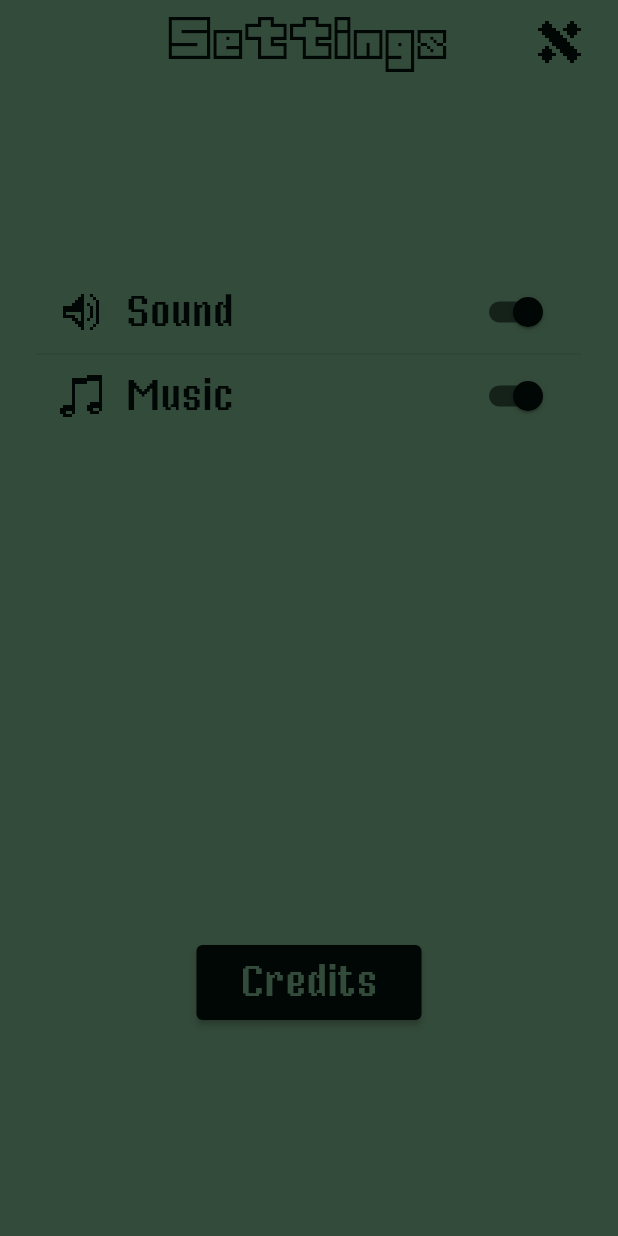
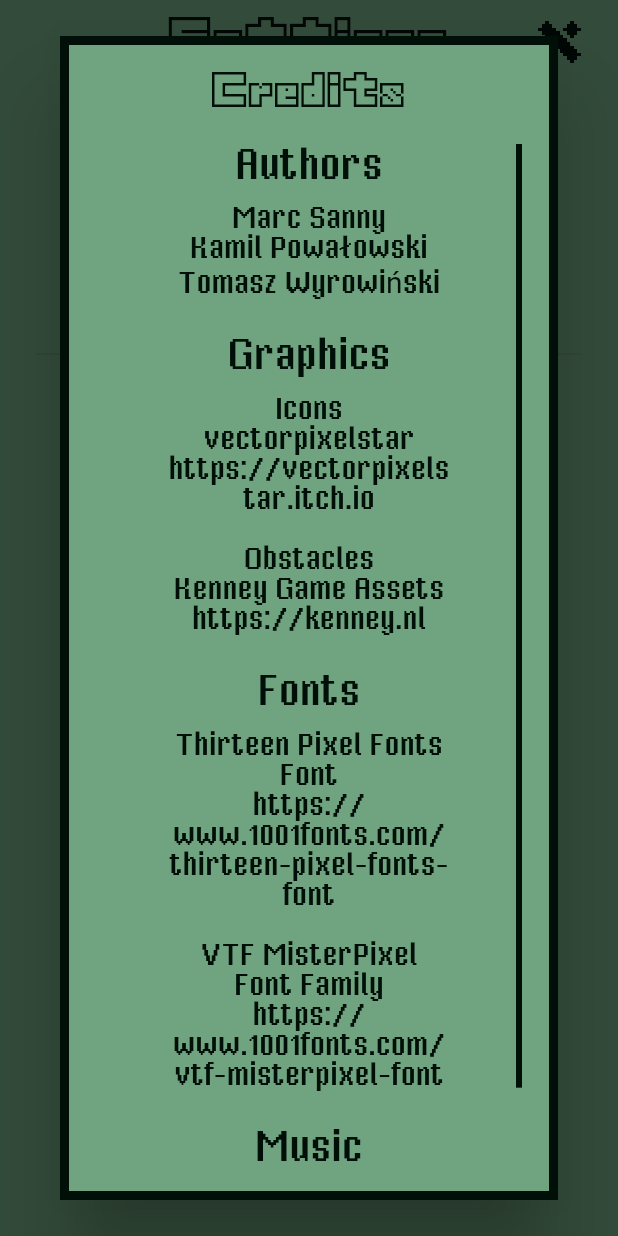
Before and after one commit to eterkit/bit-swap, a Flutter app: the SettingsScreen screen opened by its route, after a tap on "Credits", on a phone screen of 412 x 824 dp. Run offline on Flutter 3.47's test engine with Material 2 defaults, Android fonts, the phone set to English and light mode, and no system bars; our stand-ins replace bloc, equatable, flutter_bloc, go_router, shared_preferences; missing offline and left inert: flame, flame_audio, flame_bloc, flame_forge2d; accounts and stored records are empty.

Commit message:
feat: Add credits for authors

```diff
--- a/lib/l10n/intl_en.arb
+++ b/lib/l10n/intl_en.arb
@@ -9,6 +9,10 @@
   "settingsSound": "Sound",
   "settingsMusic": "Music",
   "settingsMenuCredits": "Credits",
+  "creditsAuthors": "Authors",
+  "creditsGraphics": "Graphics",
+  "creditsFonts": "Fonts",
+  "creditsMusic": "Music",
   "pauseMenuTitle": "Pause",
   "gameOverMenuTitle": "Game over",
   "gameOverMenuScore": "Score",
--- a/lib/src/configuration/game_text_styles.dart
+++ b/lib/src/configuration/game_text_styles.dart
@@ -13,10 +13,17 @@ abstract class GameTextStyles {
         color: GameColors.darkColor,
       );
 
-  static TextStyle get regular15 => const TextStyle(
+  static TextStyle get regular28 => const TextStyle(
         fontFamily: _fontFamily,
         fontSize: 28,
         fontWeight: FontWeight.normal,
         color: GameColors.darkColor,
       );
+
+  static TextStyle get regular20 => const TextStyle(
+        fontFamily: _fontFamily,
+        fontSize: 20,
+        fontWeight: FontWeight.normal,
+        color: GameColors.darkColor,
+      );
 }
--- a/lib/src/screens/game/components/score.dart
+++ b/lib/src/screens/game/components/score.dart
@@ -12,7 +12,7 @@ class ScoreComponent extends TextComponent
           text: '0',
           anchor: Anchor.center,
           textRenderer: TextPaint(
-            style: GameTextStyles.regular15.copyWith(
+            style: GameTextStyles.regular28.copyWith(
               fontSize: 3,
             ),
           ),
--- a/lib/src/screens/game/game.dart
+++ b/lib/src/screens/game/game.dart
@@ -1,4 +1,3 @@
-import 'package:flame_audio/flame_audio.dart';
 import 'package:flutter/foundation.dart';
 import 'package:flutter/material.dart' hide Image;
 
@@ -6,6 +5,7 @@ import 'package:flame/cache.dart';
 import 'package:flame/game.dart';
 import 'package:flame/image_composition.dart';
 import 'package:flame/input.dart';
+import 'package:flame_audio/flame_audio.dart';
 import 'package:flame_bloc/flame_bloc.dart';
 import 'package:flame_forge2d/flame_forge2d.dart' show Forge2DGame;
 import 'package:flutter_bloc/flutter_bloc.dart';
--- a/lib/src/screens/game/widgets/game_over_menu.dart
+++ b/lib/src/screens/game/widgets/game_over_menu.dart
@@ -84,11 +84,11 @@ class GameOverMenu extends StatelessWidget {
       children: [
         Text(
           '${strings.gameOverMenuScore}: ${score.toStringAsFixed(3)}',
-          style: GameTextStyles.regular15,
+          style: GameTextStyles.regular28,
         ),
         Text(
           '${strings.gameOverMenuHighScore}: ${highScore.toStringAsFixed(3)}',
-          style: GameTextStyles.regular15,
+          style: GameTextStyles.regular28,
         ),
       ],
     );
--- a/lib/src/screens/menu/menu.dart
+++ b/lib/src/screens/menu/menu.dart
@@ -44,7 +44,7 @@ class MenuScreen extends StatelessWidget {
             const VerticalSpacer(20),
             Text(
               L10n.of(context).mainMenuPlayInstructions,
-              style: GameTextStyles.regular15,
+              style: GameTextStyles.regular28,
               textAlign: TextAlign.center,
             ),
             const VerticalSpacer(120),
--- /dev/null
+++ b/lib/src/screens/settings/utils/constants.dart
@@ -0,0 +1,21 @@
+abstract class GameCreditsConstants {
+  static const List<String> authors = [
+    'Marc Sanny',
+    'Kamil Powałowski',
+    'Tomasz Wyrowiński',
+  ];
+
+  static const List<String> graphicsAuthors = [
+    'Icons\nvectorpixelstar\nhttps://vectorpixelstar.itch.io\n',
+    'Obstacles\nKenney Game Assets\nhttps://kenney.nl',
+  ];
+
+  static const List<String> fonts = [
+    'Thirteen Pixel Fonts Font\nhttps://www.1001fonts.com/thirteen-pixel-fonts-font\n',
+    'VTF MisterPixel Font Family \nhttps://www.1001fonts.com/vtf-misterpixel-font',
+  ];
+
+  static const List<String> music = [
+    'Kenney Game Assets\nhttps://kenney.nl',
+  ];
+}
--- a/lib/src/screens/settings/widgets/credits_button.dart
+++ b/lib/src/screens/settings/widgets/credits_button.dart
@@ -2,6 +2,7 @@ import 'package:flutter/material.dart';
 
 import '../../../../generated/l10n.dart';
 import '../../../widgets/game_elevated_button.dart';
+import 'credits_dialog.dart';
 
 class CreditsButton extends StatelessWidget {
   const CreditsButton({
@@ -19,18 +20,8 @@ class CreditsButton extends StatelessWidget {
       height: _height,
       onPressed: () => showDialog<void>(
         context: context,
-        builder: (context) => const _CreditsDialog(),
+        builder: (context) => const CreditsDialog(),
       ),
     );
   }
 }
-
-class _CreditsDialog extends StatelessWidget {
-  const _CreditsDialog();
-
-  @override
-  Widget build(BuildContext context) {
-    // TODO: Build credits dialog.
-    return const AlertDialog();
-  }
-}
--- /dev/null
+++ b/lib/src/screens/settings/widgets/credits_dialog.dart
@@ -0,0 +1,66 @@
+import 'package:flutter/material.dart';
+
+import '../../../../generated/l10n.dart';
+import '../../../configuration/configuration.dart';
+import '../../../widgets/spacer.dart';
+import '../utils/constants.dart';
+import 'credits_section_item.dart';
+
+class CreditsDialog extends StatelessWidget {
+  const CreditsDialog({
+    super.key,
+  });
+
+  static const double _maxHeight = 600;
+
+  @override
+  Widget build(BuildContext context) {
+    final strings = L10n.of(context);
+    return AlertDialog(
+      shape: RoundedRectangleBorder(
+        side: BorderSide(
+          color: Theme.of(context).colorScheme.secondary,
+          width: 6,
+        ),
+      ),
+      backgroundColor: Theme.of(context).primaryColor,
+      title: Text(
+        strings.settingsMenuCredits,
+        style: GameTextStyles.title.copyWith(fontSize: 28),
+        textAlign: TextAlign.center,
+      ),
+      content: LimitedBox(
+        maxHeight: _maxHeight,
+        child: Scrollbar(
+          thumbVisibility: true,
+          child: SingleChildScrollView(
+            padding: const EdgeInsets.symmetric(horizontal: GameMargins.large),
+            child: Column(
+              children: [
+                ...CreditsSectionItem.build(
+                  title: strings.creditsAuthors,
+                  entries: GameCreditsConstants.authors,
+                ),
+                const VerticalSpacer(GameSpacers.space),
+                ...CreditsSectionItem.build(
+                  title: strings.creditsGraphics,
+                  entries: GameCreditsConstants.graphicsAuthors,
+                ),
+                const VerticalSpacer(GameSpacers.space),
+                ...CreditsSectionItem.build(
+                  title: strings.creditsFonts,
+                  entries: GameCreditsConstants.fonts,
+                ),
+                const VerticalSpacer(GameSpacers.space),
+                ...CreditsSectionItem.build(
+                  title: strings.creditsMusic,
+                  entries: GameCreditsConstants.music,
+                ),
+              ],
+            ),
+          ),
+        ),
+      ),
+    );
+  }
+}
--- /dev/null
+++ b/lib/src/screens/settings/widgets/credits_section_item.dart
@@ -0,0 +1,23 @@
+import 'package:flutter/material.dart';
+
+import '../../../configuration/configuration.dart';
+import '../../../widgets/spacer.dart';
+
+abstract class CreditsSectionItem {
+  static List<Widget> build({
+    required String title,
+    required List<String> entries,
+  }) {
+    return [
+      Text(title, style: GameTextStyles.regular28),
+      const VerticalSpacer(GameSpacers.small),
+      ...entries.map(
+        (entry) => Text(
+          entry,
+          style: GameTextStyles.regular20,
+          textAlign: TextAlign.center,
+        ),
+      ),
+    ];
+  }
+}
--- a/lib/src/screens/settings/widgets/settings_option.dart
+++ b/lib/src/screens/settings/widgets/settings_option.dart
@@ -33,7 +33,7 @@ class SettingsOptionWidget extends StatelessWidget {
           const HorizontalSpacer(GameSpacers.small),
           Text(
             label,
-            style: GameTextStyles.regular15,
+            style: GameTextStyles.regular28,
           ),
         ],
       ),
--- a/lib/src/widgets/game_elevated_button.dart
+++ b/lib/src/widgets/game_elevated_button.dart
@@ -40,7 +40,7 @@ class GameElevatedButton extends StatelessWidget {
         ),
         child: Text(
           label,
-          style: GameTextStyles.regular15.copyWith(color: labelColor),
+          style: GameTextStyles.regular28.copyWith(color: labelColor),
         ),
       ),
     );
--- a/lib/src/widgets/game_loading_indicator.dart
+++ b/lib/src/widgets/game_loading_indicator.dart
@@ -13,7 +13,7 @@ class GameLoadingIndicator extends StatelessWidget {
       child: Center(
         child: Text(
           L10n.of(context).generalLoading,
-          style: GameTextStyles.regular15,
+          style: GameTextStyles.regular28,
         ),
       ),
     );
```
Also changed, not shown: lib/generated/intl/messages_en.dart, lib/generated/l10n.dart.
